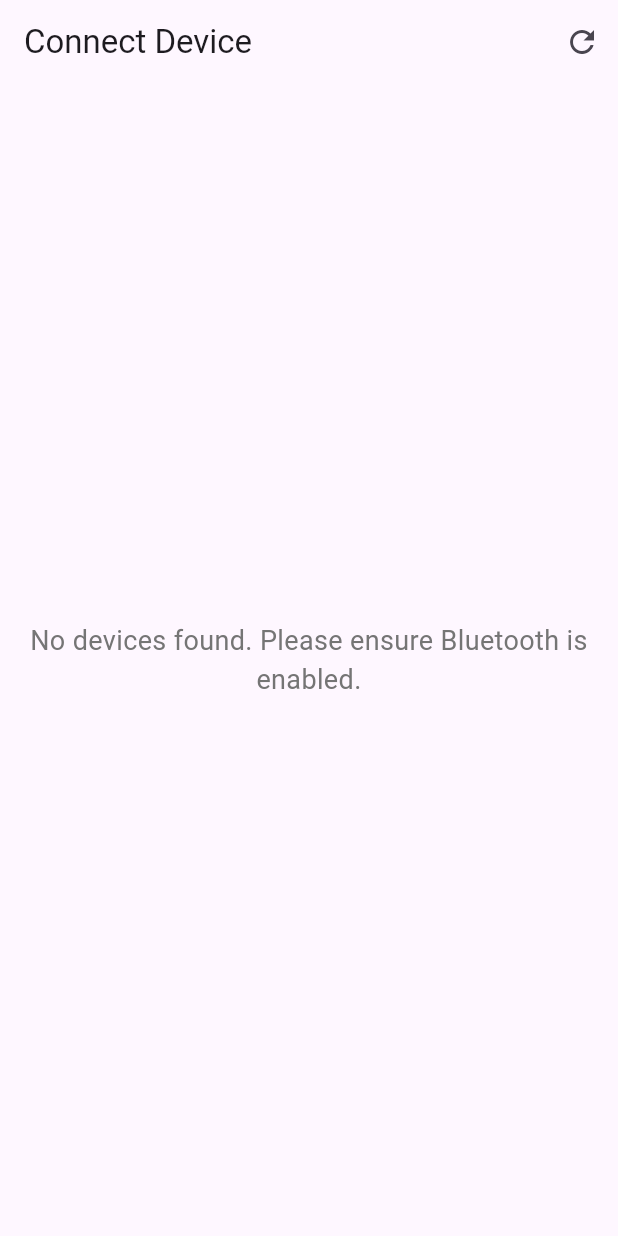
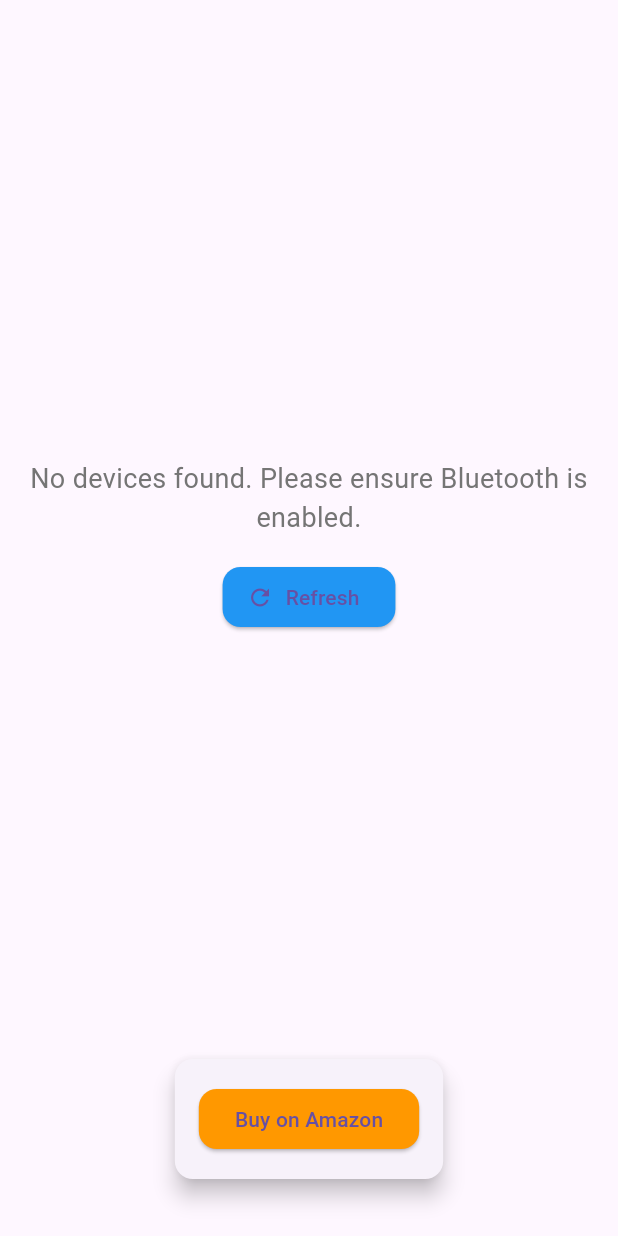
Before and after one commit to mustafayldz/harmoniGlow, a Flutter app: the screen it shows after launch, on a phone screen of 412 x 824 dp. Run offline on Flutter 3.47's test engine with Material 3 defaults, Android fonts, the phone set to English and light mode, and no system bars; our stand-ins replace flutter_bloc, flutter_blue_plus, flutter_colorpicker, get_it, shared_preferences, youtube_player_flutter.

Commit message:
purchase button and rgb setting changed

```diff
--- a/lib/screens/bluetooth/find_devices.dart
+++ b/lib/screens/bluetooth/find_devices.dart
@@ -7,6 +7,7 @@ import 'package:harmoniglow/blocs/bluetooth/bluetooth_state.dart';
 import 'package:harmoniglow/mock_service/local_service.dart';
 import 'package:harmoniglow/screens/home_page.dart';
 import 'package:harmoniglow/screens/intro/intro_page.dart';
+import 'package:url_launcher/url_launcher.dart';
 
 class FindDevicesScreen extends StatefulWidget {
   const FindDevicesScreen({super.key});
@@ -36,19 +37,16 @@ class FindDevicesScreenState extends State<FindDevicesScreen> {
   @override
   Widget build(BuildContext context) {
     return Scaffold(
-      appBar: AppBar(
-        title: const Text('Connect Device'),
-        automaticallyImplyLeading: false,
-        actions: [
-          IconButton(
-            icon: const Icon(Icons.refresh),
-            onPressed: () {
+      body: RefreshIndicator(
+        onRefresh: () async {
           _startBluetoothScan();
         },
-          ),
-        ],
-      ),
-      body: BlocBuilder<BluetoothBloc, BluetoothStateC>(
+        child: Padding(
+          padding: const EdgeInsets.symmetric(vertical: 30),
+          child: Column(
+            children: [
+              Expanded(
+                child: BlocBuilder<BluetoothBloc, BluetoothStateC>(
                   builder: (context, state) {
                     if (state.isScanning) {
                       return const Center(child: CircularProgressIndicator());
@@ -60,13 +58,34 @@ class FindDevicesScreenState extends State<FindDevicesScreen> {
 
                     if (filteredResults.isEmpty) {
                       return Center(
-              child: Padding(
-                padding: const EdgeInsets.symmetric(horizontal: 20),
+                        child: Column(
+                          mainAxisAlignment: MainAxisAlignment.center,
+                          children: [
+                            Padding(
+                              padding:
+                                  const EdgeInsets.symmetric(horizontal: 20),
                               child: Text(
                                 'No devices found. Please ensure Bluetooth is enabled.',
-                  style: TextStyle(fontSize: 18, color: Colors.grey[600]),
+                                style: TextStyle(
+                                    fontSize: 18, color: Colors.grey[600]),
                                 textAlign: TextAlign.center,
                               ),
+                            ),
+                            const SizedBox(height: 16),
+                            ElevatedButton.icon(
+                              onPressed: () async {
+                                _startBluetoothScan();
+                              },
+                              icon: const Icon(Icons.refresh),
+                              label: const Text('Refresh'),
+                              style: ElevatedButton.styleFrom(
+                                backgroundColor: Colors.blue,
+                                shape: RoundedRectangleBorder(
+                                  borderRadius: BorderRadius.circular(12),
+                                ),
+                              ),
+                            ),
+                          ],
                         ),
                       );
                     }
@@ -79,6 +98,12 @@ class FindDevicesScreenState extends State<FindDevicesScreen> {
                       },
                     );
                   },
+                ),
+              ),
+              _buildPurchaseCard(),
+            ],
+          ),
+        ),
       ),
     );
   }
@@ -93,7 +118,9 @@ class FindDevicesScreenState extends State<FindDevicesScreen> {
       shape: RoundedRectangleBorder(
         borderRadius: BorderRadius.circular(12),
       ),
-      child: ListTile(
+      child: Column(
+        children: [
+          ListTile(
             contentPadding: const EdgeInsets.all(16),
             leading: CircleAvatar(
               backgroundColor:
@@ -109,14 +136,64 @@ class FindDevicesScreenState extends State<FindDevicesScreen> {
               device.advName.isNotEmpty ? device.advName : 'Unknown Device',
               style: const TextStyle(fontSize: 18, fontWeight: FontWeight.bold),
             ),
-        trailing: const Icon(Icons.arrow_forward_ios),
-        onTap: () async {
+            subtitle: Text('Signal Strength: ${result.rssi} dBm'),
+          ),
+          Padding(
+            padding: const EdgeInsets.symmetric(horizontal: 16.0),
+            child: ElevatedButton.icon(
+              onPressed: () async {
                 if (bluetoothBloc.state.isConnected) {
                   await _disconnectDevice(context, device);
                 } else {
                   await _connectToDevice(context, device);
                 }
               },
+              icon: Icon(bluetoothBloc.state.isConnected
+                  ? Icons.bluetooth_disabled
+                  : Icons.bluetooth_connected),
+              label: Text(
+                  bluetoothBloc.state.isConnected ? 'Disconnect' : 'Connect'),
+              style: ElevatedButton.styleFrom(
+                minimumSize: const Size(double.infinity, 48),
+                shape: RoundedRectangleBorder(
+                  borderRadius: BorderRadius.circular(12),
+                ),
+              ),
+            ),
+          ),
+          const SizedBox(height: 8),
+        ],
+      ),
+    );
+  }
+
+  Widget _buildPurchaseCard() {
+    return Card(
+      elevation: 6,
+      margin: const EdgeInsets.symmetric(horizontal: 16, vertical: 8),
+      shape: RoundedRectangleBorder(
+        borderRadius: BorderRadius.circular(12),
+      ),
+      child: Padding(
+        padding: const EdgeInsets.symmetric(horizontal: 16.0, vertical: 16.0),
+        child: ElevatedButton(
+          onPressed: () async {
+            const url =
+                'https://www.amazon.ca/Jackery-Generator-Portable-Charging-Emergencies/dp/B0DHRV6W9K?ref=dlx_black_dg_dcl_B0DHRV6W9K_dt_sl7_14&th=1';
+            if (await canLaunchUrl(Uri.parse(url))) {
+              await launchUrl(Uri.parse(url));
+            } else {
+              throw 'Could not launch $url';
+            }
+          },
+          style: ElevatedButton.styleFrom(
+            backgroundColor: Colors.orange,
+            shape: RoundedRectangleBorder(
+              borderRadius: BorderRadius.circular(12),
+            ),
+          ),
+          child: const Text('Buy on Amazon'),
+        ),
       ),
     );
   }
--- a/pubspec.yaml
+++ b/pubspec.yaml
@@ -17,6 +17,7 @@ dependencies:
   youtube_player_flutter: ^9.1.1
   shared_preferences: ^2.3.3
   flutter_colorpicker: ^1.1.0
+  url_launcher: ^6.3.1
 
 dev_dependencies:
   flutter_test:
```
Also changed, not shown: lib/screens/setting/rgb_leds.dart (+75 -64 lines), lib/shared/custom_button.dart (+87 -42 lines), pubspec.lock, 3 other files. Lines whose indentation alone changed are shown as unchanged.
